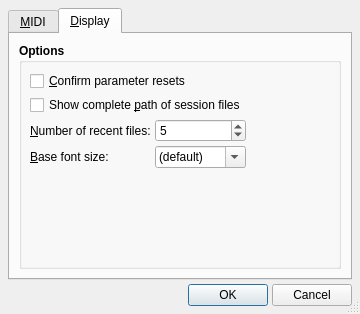
Above: src/qxgeditOptionsForm.ui from rncbc/qxgedit before the change. Below: the same form after it.
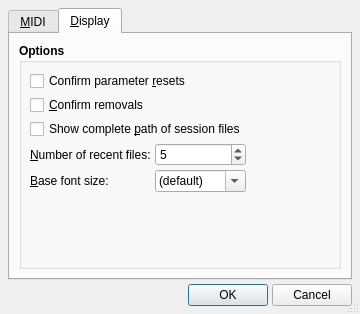
That is the form after the change. The open tabs and pages were chosen to show the change. Icons and pictures are not drawn.

```diff
--- a/src/qxgeditOptionsForm.ui
+++ b/src/qxgeditOptionsForm.ui
@@ -179,14 +179,33 @@
              <string>Whether to ask for confirmation on parameter reset</string>
             </property>
             <property name="text" >
-             <string>&amp;Confirm parameter resets</string>
+             <string>Confirm parameter &amp;resets</string>
+            </property>
+            <property name="shortcut" >
+             <string>Alt+R</string>
+            </property>
+           </widget>
+          </item>
+          <item row="1" column="0" colspan="2" >
+           <widget class="QCheckBox" name="ConfirmRemoveCheckBox" >
+            <property name="font" >
+             <font>
+              <weight>50</weight>
+              <bold>false</bold>
+             </font>
+            </property>
+            <property name="toolTip" >
+             <string>Whether to ask for confirmation on removals</string>
+            </property>
+            <property name="text" >
+             <string>&amp;Confirm removals</string>
             </property>
             <property name="shortcut" >
              <string>Alt+C</string>
             </property>
            </widget>
           </item>
-          <item row="1" column="0" colspan="2">
+          <item row="2" column="0" colspan="2">
            <widget class="QCheckBox" name="CompletePathCheckBox">
             <property name="font">
              <font>
@@ -205,7 +224,7 @@
             </property>
            </widget>
           </item>
-          <item row="0" column="2" rowspan="4">
+          <item row="0" column="2" rowspan="5">
            <spacer>
             <property name="orientation">
              <enum>Qt::Horizontal</enum>
@@ -218,7 +237,7 @@
             </property>
            </spacer>
           </item>
-          <item row="2" column="0">
+          <item row="3" column="0">
            <widget class="QLabel" name="MaxRecentFilesTextLabel">
             <property name="font">
              <font>
@@ -234,7 +253,7 @@
             </property>
            </widget>
           </item>
-          <item row="2" column="1">
+          <item row="3" column="1">
            <widget class="QSpinBox" name="MaxRecentFilesSpinBox">
             <property name="font">
              <font>
@@ -256,7 +275,7 @@
             </property>
            </widget>
           </item>
-          <item row="3" column="0">
+          <item row="4" column="0">
            <widget class="QLabel" name="BaseFontSizeTextLabel">
             <property name="font">
              <font>
@@ -272,7 +291,7 @@
             </property>
            </widget>
           </item>
-          <item row="3" column="1">
+          <item row="4" column="1">
            <widget class="QComboBox" name="BaseFontSizeComboBox">
             <property name="font">
              <font>
@@ -328,7 +347,7 @@
             </item>
            </widget>
           </item>
-          <item row="5" column="0" colspan="3">
+          <item row="6" column="0" colspan="3">
            <spacer>
             <property name="orientation">
              <enum>Qt::Vertical</enum>
```
Left out of the diff: 3 changed lines with no effect on the pictures.
